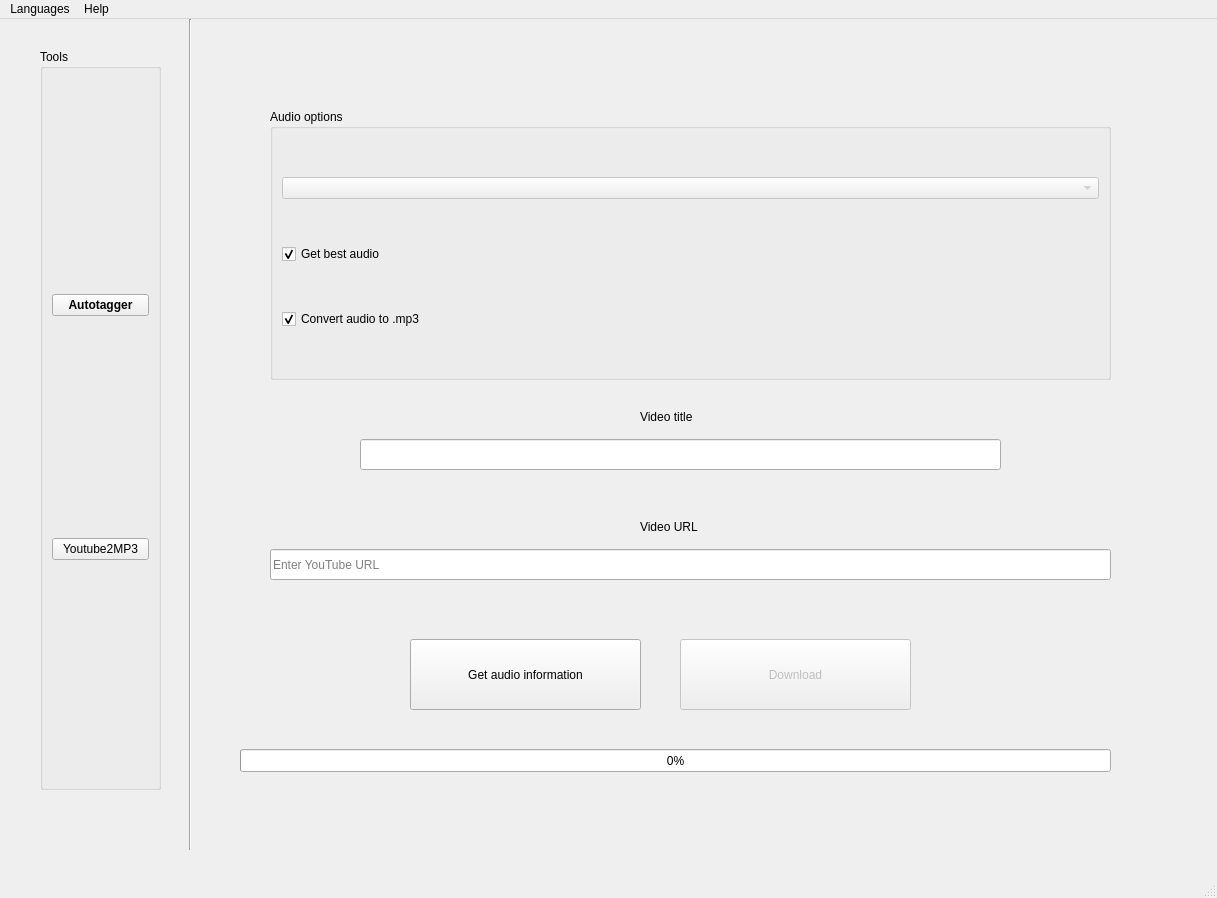
Old version of the form gui/main_window.ui in the repository jriverosesma/mp3-autotagger.
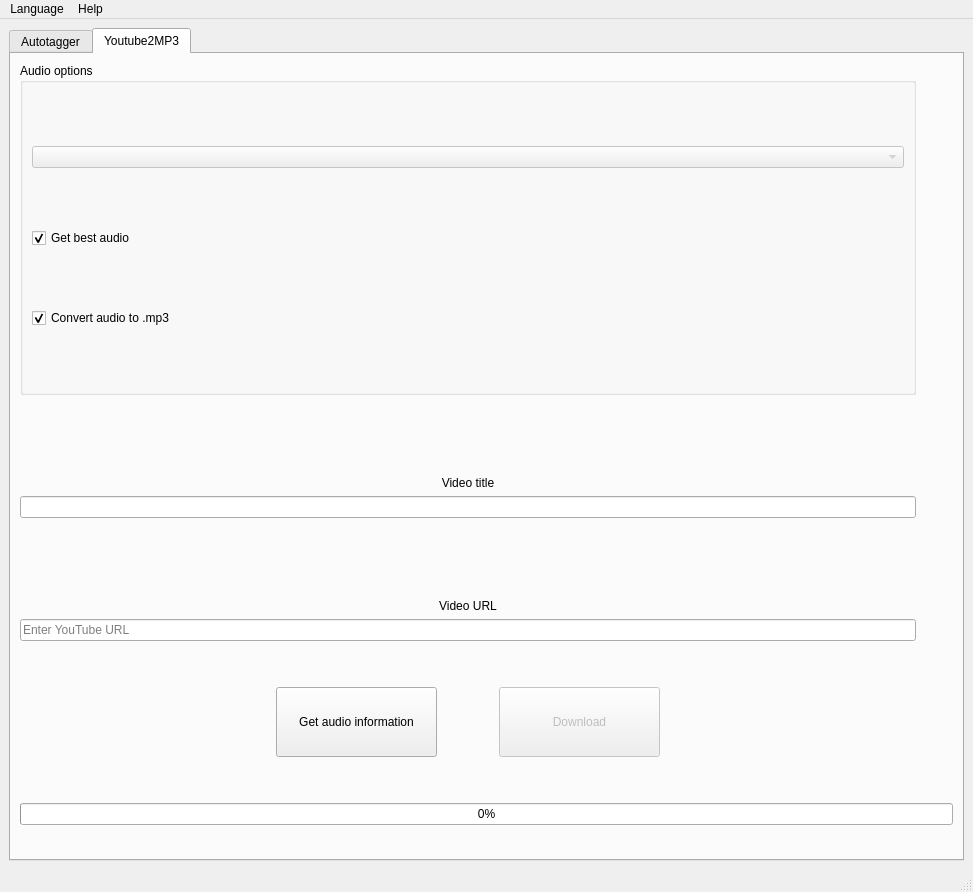
New version of the form. The open tabs and pages were chosen to show the change. Icons and pictures are not drawn.

```diff
--- a/gui/main_window.ui
+++ b/gui/main_window.ui
@@ -6,8 +6,8 @@
    <rect>
     <x>0</x>
     <y>0</y>
-    <width>1217</width>
-    <height>898</height>
+    <width>973</width>
+    <height>892</height>
    </rect>
   </property>
   <property name="acceptDrops">
@@ -18,111 +18,61 @@
   </property>
   <property name="windowIcon">
    <iconset>
-    <normaloff>../media/icon.jpg</normaloff>../media/icon.jpg</iconset>
+    <normaloff>../media/main_icon.png</normaloff>../media/main_icon.png</iconset>
   </property>
   <property name="autoFillBackground">
    <bool>false</bool>
   </property>
   <widget class="QWidget" name="centralwidget">
-   <widget class="QStackedWidget" name="stackedWidget">
-    <property name="enabled">
-     <bool>true</bool>
-    </property>
-    <property name="geometry">
-     <rect>
-      <x>200</x>
-      <y>20</y>
-      <width>971</width>
-      <height>821</height>
-     </rect>
-    </property>
-    <property name="tabletTracking">
+   <layout class="QGridLayout" name="gridLayout_2">
+    <item row="0" column="0">
+     <widget class="QTabWidget" name="tabWidget">
+      <property name="sizePolicy">
+       <sizepolicy hsizetype="Expanding" vsizetype="Expanding">
+        <horstretch>0</horstretch>
+        <verstretch>0</verstretch>
+       </sizepolicy>
+      </property>
+      <property name="autoFillBackground">
      <bool>false</bool>
     </property>
-    <property name="contextMenuPolicy">
-     <enum>Qt::DefaultContextMenu</enum>
-    </property>
-    <property name="frameShadow">
-     <enum>QFrame::Plain</enum>
+      <property name="styleSheet">
+       <string notr="true"/>
     </property>
     <property name="currentIndex">
      <number>0</number>
     </property>
-    <widget class="QWidget" name="page_autotagger">
-     <widget class="QLabel" name="label_mp3_count">
-      <property name="enabled">
-       <bool>true</bool>
+      <property name="iconSize">
+       <size>
+        <width>40</width>
+        <height>40</height>
+       </size>
       </property>
-      <property name="geometry">
-       <rect>
-        <x>40</x>
-        <y>650</y>
-        <width>181</width>
-        <height>20</height>
-       </rect>
-      </property>
-      <property name="text">
-       <string/>
-      </property>
-     </widget>
-     <widget class="QPushButton" name="pushButton_find_save_all_tags">
-      <property name="enabled">
-       <bool>false</bool>
-      </property>
-      <property name="geometry">
-       <rect>
-        <x>350</x>
-        <y>680</y>
-        <width>231</width>
-        <height>51</height>
-       </rect>
-      </property>
-      <property name="font">
-       <font>
-        <weight>50</weight>
-        <bold>false</bold>
-       </font>
-      </property>
-      <property name="text">
-       <string>Find and save tags for all files</string>
-      </property>
-     </widget>
+      <widget class="QWidget" name="tab_autotagger">
+       <attribute name="icon">
+        <iconset>
+         <normaloff>../media/autotagger_icon.png</normaloff>../media/autotagger_icon.png</iconset>
+       </attribute>
+       <attribute name="title">
+        <string>Autotagger</string>
+       </attribute>
+       <layout class="QGridLayout" name="gridLayout_3">
+        <item row="0" column="0" colspan="2">
+         <layout class="QGridLayout" name="gridLayout" rowstretch="0,1,1,1,1,1,1,1,0,0,0,0,0,0,0,0,0" columnstretch="4,1,1,0,0">
+          <item row="14" column="0" colspan="5">
      <widget class="QProgressBar" name="progressBar_find_save_all_tags">
-      <property name="geometry">
-       <rect>
-        <x>40</x>
-        <y>760</y>
-        <width>851</width>
-        <height>23</height>
-       </rect>
-      </property>
       <property name="value">
        <number>0</number>
       </property>
      </widget>
-     <widget class="QWidget" name="layoutWidget">
-      <property name="geometry">
-       <rect>
-        <x>40</x>
-        <y>0</y>
-        <width>851</width>
-        <height>641</height>
-       </rect>
-      </property>
-      <layout class="QGridLayout" name="gridLayout" rowstretch="0,1,0,0,0,0,0,0,0" columnstretch="0,0,0,0" rowminimumheight="0,0,0,0,0,0,0,0,0">
-       <item row="3" column="1" colspan="3">
-        <widget class="QLineEdit" name="lineEdit_title">
-         <property name="enabled">
-          <bool>false</bool>
-         </property>
-         <property name="toolTip">
-          <string>Title</string>
-         </property>
-         <property name="text">
-          <string/>
-         </property>
-         <property name="placeholderText">
-          <string>Title</string>
+          </item>
+          <item row="1" column="0" rowspan="9">
+           <widget class="QListWidget" name="listWidget_tracks">
+            <property name="sizePolicy">
+             <sizepolicy hsizetype="Expanding" vsizetype="Expanding">
+              <horstretch>0</horstretch>
+              <verstretch>0</verstretch>
+             </sizepolicy>
          </property>
         </widget>
        </item>
@@ -142,6 +92,16 @@
          </property>
         </widget>
        </item>
+          <item row="16" column="0" colspan="4">
+           <widget class="QLabel" name="label_autotagger_status">
+            <property name="text">
+             <string/>
+            </property>
+            <property name="alignment">
+             <set>Qt::AlignRight|Qt::AlignTrailing|Qt::AlignVCenter</set>
+            </property>
+           </widget>
+          </item>
        <item row="0" column="1" colspan="3">
         <widget class="QLabel" name="label_mp3_files_2">
          <property name="text">
@@ -149,19 +109,17 @@
          </property>
         </widget>
        </item>
-       <item row="5" column="1" colspan="3">
-        <widget class="QLineEdit" name="lineEdit_genre">
-         <property name="enabled">
-          <bool>false</bool>
-         </property>
-         <property name="toolTip">
-          <string>Genre</string>
-         </property>
+          <item row="10" column="0" colspan="4">
+           <widget class="QLabel" name="label_mp3_count">
          <property name="text">
           <string/>
          </property>
-         <property name="placeholderText">
-          <string>Genre</string>
+           </widget>
+          </item>
+          <item row="0" column="0">
+           <widget class="QLabel" name="label_mp3_files">
+            <property name="text">
+             <string>MP3 files list</string>
          </property>
         </widget>
        </item>
@@ -190,30 +148,7 @@
          </property>
         </widget>
        </item>
-       <item row="4" column="1" colspan="3">
-        <widget class="QLineEdit" name="lineEdit_album">
-         <property name="enabled">
-          <bool>false</bool>
-         </property>
-         <property name="toolTip">
-          <string>Album</string>
-         </property>
-         <property name="text">
-          <string/>
-         </property>
-         <property name="placeholderText">
-          <string>Album</string>
-         </property>
-        </widget>
-       </item>
-       <item row="0" column="0">
-        <widget class="QLabel" name="label_mp3_files">
-         <property name="text">
-          <string>MP3 files list</string>
-         </property>
-        </widget>
-       </item>
-       <item row="7" column="3">
+          <item row="7" column="1" colspan="3">
         <widget class="QCheckBox" name="checkBox_replace_info">
          <property name="text">
           <string>Replace existing information</string>
@@ -223,27 +158,23 @@
          </property>
         </widget>
        </item>
-       <item row="7" column="2">
-        <widget class="QPushButton" name="pushButton_save_tags">
-         <property name="enabled">
-          <bool>false</bool>
-         </property>
-         <property name="text">
-          <string>Save tags</string>
-         </property>
-        </widget>
-       </item>
-       <item row="7" column="1">
-        <widget class="QPushButton" name="pushButton_find_tags">
-         <property name="enabled">
-          <bool>false</bool>
-         </property>
-         <property name="text">
-          <string>Find tags</string>
-         </property>
-        </widget>
-       </item>
-       <item row="8" column="1" colspan="3">
+          <item row="13" column="0" colspan="4">
+           <spacer name="verticalSpacer_5">
+            <property name="orientation">
+             <enum>Qt::Vertical</enum>
+            </property>
+            <property name="sizeType">
+             <enum>QSizePolicy::Preferred</enum>
+            </property>
+            <property name="sizeHint" stdset="0">
+             <size>
+              <width>20</width>
+              <height>20</height>
+             </size>
+            </property>
+           </spacer>
+          </item>
+          <item row="9" column="1" colspan="3">
         <layout class="QHBoxLayout" name="horizontalLayout">
          <item>
           <widget class="QLineEdit" name="lineEdit_mp3_dir">
@@ -264,11 +195,71 @@
          </item>
         </layout>
        </item>
+          <item row="5" column="1" colspan="3">
+           <widget class="QLineEdit" name="lineEdit_genre">
+            <property name="enabled">
+             <bool>false</bool>
+            </property>
+            <property name="toolTip">
+             <string>Genre</string>
+            </property>
+            <property name="text">
+             <string/>
+            </property>
+            <property name="placeholderText">
+             <string>Genre</string>
+            </property>
+           </widget>
+          </item>
+          <item row="3" column="1" colspan="3">
+           <widget class="QLineEdit" name="lineEdit_title">
+            <property name="enabled">
+             <bool>false</bool>
+            </property>
+            <property name="toolTip">
+             <string>Title</string>
+            </property>
+            <property name="text">
+             <string/>
+            </property>
+            <property name="placeholderText">
+             <string>Title</string>
+            </property>
+           </widget>
+          </item>
+          <item row="8" column="1">
+           <widget class="QPushButton" name="pushButton_find_tags">
+            <property name="enabled">
+             <bool>false</bool>
+            </property>
+            <property name="text">
+             <string>Find tags</string>
+            </property>
+           </widget>
+          </item>
        <item row="1" column="1" colspan="3">
         <widget class="QLabel" name="label_cover">
          <property name="enabled">
           <bool>false</bool>
          </property>
+            <property name="sizePolicy">
+             <sizepolicy hsizetype="Ignored" vsizetype="Ignored">
+              <horstretch>0</horstretch>
+              <verstretch>0</verstretch>
+             </sizepolicy>
+            </property>
+            <property name="minimumSize">
+             <size>
+              <width>0</width>
+              <height>0</height>
+             </size>
+            </property>
+            <property name="maximumSize">
+             <size>
+              <width>400</width>
+              <height>400</height>
+             </size>
+            </property>
          <property name="toolTip">
           <string>Click to add new cover</string>
          </property>
@@ -282,116 +273,338 @@
           <number>1</number>
          </property>
          <property name="midLineWidth">
-          <number>9</number>
+             <number>1</number>
          </property>
          <property name="text">
-          <string>                                           Cover</string>
+             <string>Cover</string>
          </property>
          <property name="scaledContents">
           <bool>true</bool>
          </property>
-        </widget>
-       </item>
-       <item row="1" column="0" rowspan="8">
-        <widget class="QListWidget" name="listWidget_tracks"/>
-       </item>
-      </layout>
-     </widget>
-     <widget class="QLabel" name="label_autotagger_status">
-      <property name="geometry">
-       <rect>
-        <x>44</x>
-        <y>800</y>
-        <width>911</width>
+            <property name="alignment">
+             <set>Qt::AlignCenter</set>
+            </property>
+           </widget>
+          </item>
+          <item row="11" column="0" colspan="4">
+           <spacer name="verticalSpacer_6">
+            <property name="orientation">
+             <enum>Qt::Vertical</enum>
+            </property>
+            <property name="sizeType">
+             <enum>QSizePolicy::Preferred</enum>
+            </property>
+            <property name="sizeHint" stdset="0">
+             <size>
+              <width>20</width>
+              <height>13</height>
+             </size>
+            </property>
+           </spacer>
+          </item>
+          <item row="8" column="4">
+           <spacer name="horizontalSpacer_4">
+            <property name="orientation">
+             <enum>Qt::Horizontal</enum>
+            </property>
+            <property name="sizeType">
+             <enum>QSizePolicy::Fixed</enum>
+            </property>
+            <property name="sizeHint" stdset="0">
+             <size>
+              <width>36</width>
         <height>20</height>
-       </rect>
-      </property>
-      <property name="text">
-       <string/>
-      </property>
-      <property name="alignment">
-       <set>Qt::AlignRight|Qt::AlignTrailing|Qt::AlignVCenter</set>
-      </property>
-     </widget>
-    </widget>
-    <widget class="QWidget" name="page_youtube2mp3">
-     <widget class="QProgressBar" name="progressBar_download">
-      <property name="geometry">
-       <rect>
-        <x>40</x>
-        <y>710</y>
-        <width>871</width>
-        <height>23</height>
-       </rect>
-      </property>
-      <property name="value">
-       <number>0</number>
-      </property>
-     </widget>
-     <widget class="QLineEdit" name="lineEdit_url">
-      <property name="geometry">
-       <rect>
-        <x>70</x>
-        <y>510</y>
-        <width>841</width>
-        <height>31</height>
-       </rect>
-      </property>
-      <property name="text">
-       <string/>
-      </property>
-      <property name="dragEnabled">
+             </size>
+            </property>
+           </spacer>
+          </item>
+          <item row="4" column="1" colspan="3">
+           <widget class="QLineEdit" name="lineEdit_album">
+            <property name="enabled">
        <bool>false</bool>
       </property>
+            <property name="toolTip">
+             <string>Album</string>
+            </property>
+            <property name="text">
+             <string/>
+            </property>
       <property name="placeholderText">
-       <string>Enter YouTube URL</string>
-      </property>
-      <property name="clearButtonEnabled">
+             <string>Album</string>
+            </property>
+           </widget>
+          </item>
+          <item row="12" column="0" colspan="4" alignment="Qt::AlignHCenter">
+           <widget class="QPushButton" name="pushButton_find_save_all_tags">
+            <property name="enabled">
        <bool>false</bool>
       </property>
-     </widget>
+            <property name="sizePolicy">
+             <sizepolicy hsizetype="Preferred" vsizetype="Preferred">
+              <horstretch>0</horstretch>
+              <verstretch>0</verstretch>
+             </sizepolicy>
+            </property>
+            <property name="minimumSize">
+             <size>
+              <width>0</width>
+              <height>60</height>
+             </size>
+            </property>
+            <property name="maximumSize">
+             <size>
+              <width>441</width>
+              <height>16777215</height>
+             </size>
+            </property>
+            <property name="font">
+             <font>
+              <weight>50</weight>
+              <bold>false</bold>
+             </font>
+            </property>
+            <property name="text">
+             <string>Find and save tags for all files</string>
+            </property>
+           </widget>
+          </item>
+          <item row="8" column="2" colspan="2">
+           <widget class="QPushButton" name="pushButton_save_tags">
+            <property name="enabled">
+             <bool>false</bool>
+            </property>
+            <property name="text">
+             <string>Save tags</string>
+            </property>
+           </widget>
+          </item>
+          <item row="15" column="0" colspan="4">
+           <spacer name="verticalSpacer_7">
+            <property name="orientation">
+             <enum>Qt::Vertical</enum>
+            </property>
+            <property name="sizeType">
+             <enum>QSizePolicy::Preferred</enum>
+            </property>
+            <property name="sizeHint" stdset="0">
+             <size>
+              <width>20</width>
+              <height>5</height>
+             </size>
+            </property>
+           </spacer>
+          </item>
+         </layout>
+        </item>
+       </layout>
+      </widget>
+      <widget class="QWidget" name="tab_youtube2mp3">
+       <attribute name="icon">
+        <iconset>
+         <normaloff>../media/youtube2mp3_icon.png</normaloff>../media/youtube2mp3_icon.png</iconset>
+       </attribute>
+       <attribute name="title">
+        <string>Youtube2MP3</string>
+       </attribute>
+       <layout class="QGridLayout" name="gridLayout_5">
+        <item row="0" column="0">
+         <layout class="QGridLayout" name="gridLayout_4" rowstretch="0,0,0,0,0,0,0,0,0,0,0,0,0,0" columnstretch="0,0,0,0,0,0">
+          <item row="1" column="0" colspan="5">
+           <spacer name="verticalSpacer_3">
+            <property name="orientation">
+             <enum>Qt::Vertical</enum>
+            </property>
+            <property name="sizeType">
+             <enum>QSizePolicy::Preferred</enum>
+            </property>
+            <property name="sizeHint" stdset="0">
+             <size>
+              <width>20</width>
+              <height>75</height>
+             </size>
+            </property>
+           </spacer>
+          </item>
+          <item row="2" column="0" colspan="5">
+           <widget class="QLabel" name="label_vide_title">
+            <property name="sizePolicy">
+             <sizepolicy hsizetype="Preferred" vsizetype="Fixed">
+              <horstretch>0</horstretch>
+              <verstretch>0</verstretch>
+             </sizepolicy>
+            </property>
+            <property name="text">
+             <string>Video title</string>
+            </property>
+            <property name="alignment">
+             <set>Qt::AlignBottom|Qt::AlignHCenter</set>
+            </property>
+           </widget>
+          </item>
+          <item row="9" column="1">
      <widget class="QPushButton" name="pushButton_get_audio_info">
-      <property name="geometry">
-       <rect>
-        <x>210</x>
-        <y>600</y>
-        <width>231</width>
-        <height>71</height>
-       </rect>
+            <property name="sizePolicy">
+             <sizepolicy hsizetype="Expanding" vsizetype="Fixed">
+              <horstretch>0</horstretch>
+              <verstretch>0</verstretch>
+             </sizepolicy>
+            </property>
+            <property name="minimumSize">
+             <size>
+              <width>0</width>
+              <height>70</height>
+             </size>
+            </property>
+            <property name="maximumSize">
+             <size>
+              <width>16777215</width>
+              <height>70</height>
+             </size>
+            </property>
+            <property name="baseSize">
+             <size>
+              <width>0</width>
+              <height>0</height>
+             </size>
       </property>
       <property name="text">
        <string>Get audio information</string>
       </property>
      </widget>
+          </item>
+          <item row="4" column="0" colspan="5">
+           <spacer name="verticalSpacer_4">
+            <property name="orientation">
+             <enum>Qt::Vertical</enum>
+            </property>
+            <property name="sizeType">
+             <enum>QSizePolicy::Preferred</enum>
+            </property>
+            <property name="sizeHint" stdset="0">
+             <size>
+              <width>20</width>
+              <height>75</height>
+             </size>
+            </property>
+           </spacer>
+          </item>
+          <item row="9" column="2">
+           <spacer name="horizontalSpacer_5">
+            <property name="orientation">
+             <enum>Qt::Horizontal</enum>
+            </property>
+            <property name="sizeType">
+             <enum>QSizePolicy::Preferred</enum>
+            </property>
+            <property name="sizeHint" stdset="0">
+             <size>
+              <width>50</width>
+              <height>20</height>
+             </size>
+            </property>
+           </spacer>
+          </item>
+          <item row="5" column="0" colspan="5">
+           <widget class="QLabel" name="label_video_url">
+            <property name="sizePolicy">
+             <sizepolicy hsizetype="Preferred" vsizetype="Fixed">
+              <horstretch>0</horstretch>
+              <verstretch>0</verstretch>
+             </sizepolicy>
+            </property>
+            <property name="text">
+             <string>Video URL</string>
+            </property>
+            <property name="alignment">
+             <set>Qt::AlignBottom|Qt::AlignHCenter</set>
+            </property>
+           </widget>
+          </item>
+          <item row="7" column="0" colspan="5">
+           <spacer name="verticalSpacer">
+            <property name="orientation">
+             <enum>Qt::Vertical</enum>
+            </property>
+            <property name="sizeType">
+             <enum>QSizePolicy::Preferred</enum>
+            </property>
+            <property name="sizeHint" stdset="0">
+             <size>
+              <width>20</width>
+              <height>40</height>
+             </size>
+            </property>
+           </spacer>
+          </item>
+          <item row="13" column="0" colspan="5">
+           <widget class="QLabel" name="label_yt_status">
+            <property name="layoutDirection">
+             <enum>Qt::LeftToRight</enum>
+            </property>
+            <property name="text">
+             <string/>
+            </property>
+            <property name="alignment">
+             <set>Qt::AlignBottom|Qt::AlignRight|Qt::AlignTrailing</set>
+            </property>
+           </widget>
+          </item>
+          <item row="9" column="5">
+           <spacer name="horizontalSpacer">
+            <property name="orientation">
+             <enum>Qt::Horizontal</enum>
+            </property>
+            <property name="sizeType">
+             <enum>QSizePolicy::Fixed</enum>
+            </property>
+            <property name="sizeHint" stdset="0">
+             <size>
+              <width>31</width>
+              <height>20</height>
+             </size>
+            </property>
+           </spacer>
+          </item>
+          <item row="9" column="3">
      <widget class="QPushButton" name="pushButton_download">
       <property name="enabled">
        <bool>false</bool>
       </property>
-      <property name="geometry">
-       <rect>
-        <x>480</x>
-        <y>600</y>
-        <width>231</width>
-        <height>71</height>
-       </rect>
+            <property name="sizePolicy">
+             <sizepolicy hsizetype="Expanding" vsizetype="Fixed">
+              <horstretch>0</horstretch>
+              <verstretch>0</verstretch>
+             </sizepolicy>
+            </property>
+            <property name="minimumSize">
+             <size>
+              <width>0</width>
+              <height>70</height>
+             </size>
+            </property>
+            <property name="maximumSize">
+             <size>
+              <width>16777215</width>
+              <height>70</height>
+             </size>
       </property>
       <property name="text">
        <string>Download</string>
       </property>
      </widget>
+          </item>
+          <item row="0" column="0" colspan="5">
      <widget class="QGroupBox" name="groupBox_options">
-      <property name="geometry">
-       <rect>
-        <x>70</x>
-        <y>70</y>
-        <width>841</width>
-        <height>271</height>
-       </rect>
+            <property name="sizePolicy">
+             <sizepolicy hsizetype="Preferred" vsizetype="MinimumExpanding">
+              <horstretch>0</horstretch>
+              <verstretch>0</verstretch>
+             </sizepolicy>
       </property>
       <property name="title">
        <string>Audio options</string>
       </property>
-      <layout class="QVBoxLayout" name="verticalLayout_2">
+            <layout class="QVBoxLayout" name="verticalLayout">
        <item>
         <widget class="QComboBox" name="comboBox_audio_select">
          <property name="enabled">
@@ -427,18 +640,60 @@
        </item>
       </layout>
      </widget>
+          </item>
+          <item row="9" column="0">
+           <spacer name="horizontalSpacer_2">
+            <property name="orientation">
+             <enum>Qt::Horizontal</enum>
+            </property>
+            <property name="sizeType">
+             <enum>QSizePolicy::Preferred</enum>
+            </property>
+            <property name="sizeHint" stdset="0">
+             <size>
+              <width>250</width>
+              <height>20</height>
+             </size>
+            </property>
+           </spacer>
+          </item>
+          <item row="6" column="0" colspan="5">
+           <widget class="QLineEdit" name="lineEdit_url">
+            <property name="text">
+             <string/>
+            </property>
+            <property name="dragEnabled">
+             <bool>false</bool>
+            </property>
+            <property name="placeholderText">
+             <string>Enter YouTube URL</string>
+            </property>
+            <property name="clearButtonEnabled">
+             <bool>false</bool>
+            </property>
+           </widget>
+          </item>
+          <item row="9" column="4">
+           <spacer name="horizontalSpacer_3">
+            <property name="orientation">
+             <enum>Qt::Horizontal</enum>
+            </property>
+            <property name="sizeType">
+             <enum>QSizePolicy::Preferred</enum>
+            </property>
+            <property name="sizeHint" stdset="0">
+             <size>
+              <width>250</width>
+              <height>20</height>
+             </size>
+            </property>
+           </spacer>
+          </item>
+          <item row="3" column="0" colspan="5">
      <widget class="QLineEdit" name="lineEdit_video_title">
       <property name="enabled">
        <bool>true</bool>
       </property>
-      <property name="geometry">
-       <rect>
-        <x>160</x>
-        <y>400</y>
-        <width>641</width>
-        <height>31</height>
-       </rect>
-      </property>
       <property name="toolTip">
        <string/>
       </property>
@@ -458,101 +713,53 @@
        <bool>false</bool>
       </property>
      </widget>
-     <widget class="QLabel" name="label_vide_title">
-      <property name="geometry">
-       <rect>
-        <x>440</x>
-        <y>370</y>
-        <width>61</width>
-        <height>16</height>
-       </rect>
-      </property>
-      <property name="text">
-       <string>Video title</string>
-      </property>
-     </widget>
-     <widget class="QLabel" name="label_video_url">
-      <property name="geometry">
-       <rect>
-        <x>440</x>
-        <y>480</y>
-        <width>61</width>
-        <height>16</height>
-       </rect>
-      </property>
-      <property name="text">
-       <string>Video URL</string>
-      </property>
-     </widget>
-     <widget class="QLabel" name="label_yt_status">
-      <property name="geometry">
-       <rect>
-        <x>40</x>
-        <y>790</y>
-        <width>921</width>
-        <height>21</height>
-       </rect>
-      </property>
-      <property name="layoutDirection">
-       <enum>Qt::LeftToRight</enum>
-      </property>
-      <property name="text">
-       <string/>
-      </property>
-      <property name="alignment">
-       <set>Qt::AlignRight|Qt::AlignTrailing|Qt::AlignVCenter</set>
-      </property>
-     </widget>
-    </widget>
-   </widget>
-   <widget class="QGroupBox" name="groupBox_tools">
-    <property name="geometry">
-     <rect>
-      <x>40</x>
-      <y>30</y>
-      <width>121</width>
-      <height>741</height>
-     </rect>
-    </property>
-    <property name="title">
-     <string>Tools</string>
-    </property>
-    <layout class="QVBoxLayout" name="verticalLayout_3">
-     <item>
-      <widget class="QPushButton" name="pushButton_app_autotagger">
-       <property name="font">
-        <font>
-         <weight>75</weight>
-         <bold>true</bold>
-        </font>
-       </property>
-       <property name="text">
-        <string>Autotagger</string>
-       </property>
-      </widget>
-     </item>
-     <item>
-      <widget class="QPushButton" name="pushButton_app_youtube2mp3">
-       <property name="text">
-        <string>Youtube2MP3</string>
-       </property>
-      </widget>
+          </item>
+          <item row="11" column="0" colspan="6">
+           <widget class="QProgressBar" name="progressBar_download">
+            <property name="value">
+             <number>0</number>
+            </property>
+           </widget>
+          </item>
+          <item row="10" column="0" colspan="5">
+           <spacer name="verticalSpacer_2">
+            <property name="orientation">
+             <enum>Qt::Vertical</enum>
+            </property>
+            <property name="sizeType">
+             <enum>QSizePolicy::Preferred</enum>
+            </property>
+            <property name="sizeHint" stdset="0">
+             <size>
+              <width>20</width>
+              <height>40</height>
+             </size>
+            </property>
+           </spacer>
+          </item>
+          <item row="12" column="0" colspan="5">
+           <spacer name="verticalSpacer_8">
+            <property name="orientation">
+             <enum>Qt::Vertical</enum>
+            </property>
+            <property name="sizeType">
+             <enum>QSizePolicy::Preferred</enum>
+            </property>
+            <property name="sizeHint" stdset="0">
+             <size>
+              <width>20</width>
+              <height>5</height>
+             </size>
+            </property>
+           </spacer>
+          </item>
+         </layout>
      </item>
     </layout>
    </widget>
-   <widget class="Line" name="line_vertical">
-    <property name="geometry">
-     <rect>
-      <x>180</x>
-      <y>0</y>
-      <width>20</width>
-      <height>831</height>
-     </rect>
-    </property>
-    <property name="orientation">
-     <enum>Qt::Vertical</enum>
-    </property>
-   </widget>
+     </widget>
+    </item>
+   </layout>
   </widget>
   <widget class="QStatusBar" name="statusbar">
    <property name="mouseTracking">
@@ -564,7 +771,7 @@
     <rect>
      <x>0</x>
      <y>0</y>
-     <width>1217</width>
+     <width>973</width>
      <height>26</height>
     </rect>
    </property>
@@ -577,7 +784,7 @@
    </widget>
    <widget class="QMenu" name="menuLanguages">
     <property name="title">
-     <string>Languages</string>
+     <string>Language</string>
     </property>
     <addaction name="actionEnglish"/>
     <addaction name="actionSpanish"/>
```
Lines whose indentation alone changed are shown as unchanged.
